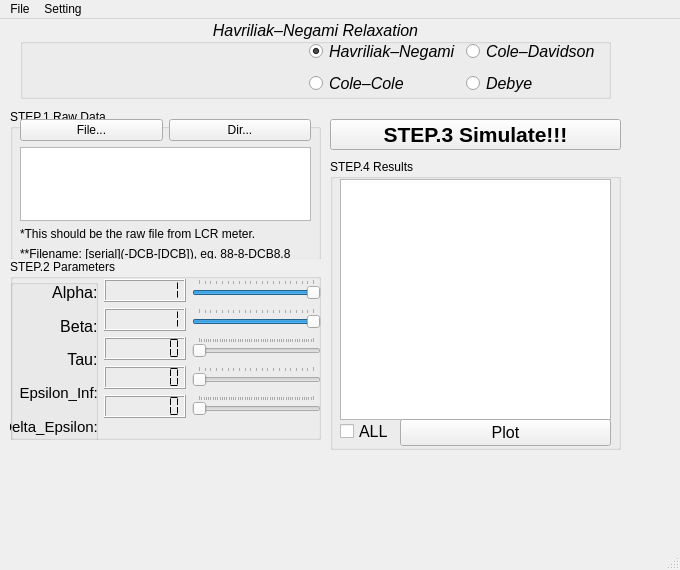
Old version of the form app/ui/simulator_ui.ui in the repository obliviousgarden/DataProcessingPlatform.
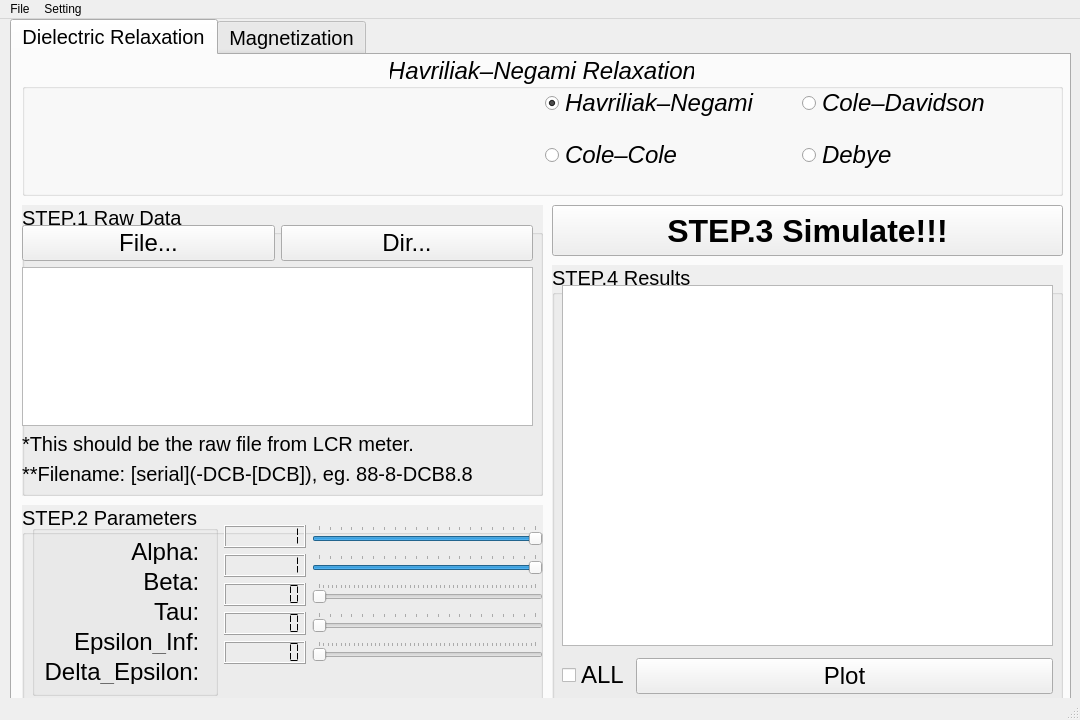
New version of the form. Icons and pictures are not drawn.

What changed in the file:
```diff
--- a/app/ui/simulator_ui.ui
+++ b/app/ui/simulator_ui.ui
@@ -6,8 +6,8 @@
    <rect>
     <x>0</x>
     <y>0</y>
-    <width>680</width>
-    <height>570</height>
+    <width>1080</width>
+    <height>720</height>
    </rect>
   </property>
   <property name="sizePolicy">
@@ -21,6 +21,7 @@
     <weight>50</weight>
     <italic>false</italic>
     <bold>false</bold>
+    <stylestrategy>PreferDefault</stylestrategy>
    </font>
   </property>
   <property name="windowTitle">
@@ -37,84 +38,77 @@
    <bool>true</bool>
   </property>
   <widget class="QWidget" name="centralwidget">
-   <widget class="QGroupBox" name="GroupBox_step1">
+   <widget class="QTabWidget" name="tabWidget">
     <property name="geometry">
      <rect>
       <x>10</x>
-      <y>90</y>
-      <width>311</width>
-      <height>151</height>
+      <y>0</y>
+      <width>1061</width>
+      <height>681</height>
      </rect>
     </property>
-    <property name="autoFillBackground">
-     <bool>true</bool>
+    <property name="font">
+     <font>
+      <pointsize>15</pointsize>
+      <stylestrategy>PreferDefault</stylestrategy>
+     </font>
     </property>
-    <property name="title">
-     <string>STEP.1 Raw Data</string>
+    <property name="currentIndex">
+     <number>0</number>
     </property>
-    <widget class="QWidget" name="verticalLayoutWidget">
+    <widget class="QWidget" name="tabDielectric">
+     <attribute name="title">
+      <string>Dielectric Relaxation</string>
+     </attribute>
+     <widget class="QPushButton" name="PushButton_simulate">
      <property name="geometry">
       <rect>
-       <x>10</x>
-       <y>10</y>
-       <width>291</width>
-       <height>142</height>
-      </rect>
-     </property>
-     <layout class="QVBoxLayout" name="Layout_step1">
-      <item>
-       <layout class="QHBoxLayout" name="Layout_step1_file">
-        <item>
-         <widget class="QPushButton" name="PushButton_file">
-          <property name="cursor">
-           <cursorShape>PointingHandCursor</cursorShape>
-          </property>
-          <property name="text">
-           <string>File...</string>
-          </property>
-         </widget>
-        </item>
-        <item>
-         <widget class="QPushButton" name="PushButton_dir">
+        <x>540</x>
+        <y>150</y>
+        <width>511</width>
+        <height>51</height>
+       </rect>
+      </property>
+      <property name="font">
+       <font>
+        <pointsize>24</pointsize>
+        <weight>75</weight>
+        <italic>false</italic>
+        <bold>true</bold>
+        <stylestrategy>PreferDefault</stylestrategy>
+       </font>
+      </property>
           <property name="cursor">
            <cursorShape>PointingHandCursor</cursorShape>
           </property>
           <property name="text">
-           <string>Dir...</string>
-          </property>
-         </widget>
-        </item>
-       </layout>
-      </item>
-      <item>
-       <widget class="QListView" name="ListView_file"/>
-      </item>
-      <item>
-       <widget class="QLabel" name="Label_step1_1">
-        <property name="text">
-         <string>*This should be the raw file from LCR meter.</string>
-        </property>
-       </widget>
-      </item>
-      <item>
-       <widget class="QLabel" name="Label_step1_2">
-        <property name="text">
-         <string>**Filename: [serial](-DCB-[DCB]), eg. 88-8-DCB8.8</string>
-        </property>
-       </widget>
-      </item>
-     </layout>
-    </widget>
+       <string>STEP.3 Simulate!!!</string>
+      </property>
+      <property name="autoDefault">
+       <bool>false</bool>
+      </property>
+      <property name="default">
+       <bool>false</bool>
+      </property>
+      <property name="flat">
+       <bool>false</bool>
+      </property>
    </widget>
    <widget class="QGroupBox" name="GroupBox_step2">
     <property name="geometry">
      <rect>
       <x>10</x>
-      <y>240</y>
-      <width>311</width>
-      <height>181</height>
-     </rect>
-    </property>
+        <y>450</y>
+        <width>521</width>
+        <height>201</height>
+       </rect>
+      </property>
+      <property name="font">
+       <font>
+        <pointsize>15</pointsize>
+        <stylestrategy>PreferDefault</stylestrategy>
+       </font>
+      </property>
     <property name="autoFillBackground">
      <bool>true</bool>
     </property>
@@ -124,10 +118,10 @@
     <widget class="QWidget" name="formLayoutWidget">
      <property name="geometry">
       <rect>
-       <x>0</x>
+         <x>10</x>
        <y>20</y>
-       <width>311</width>
-       <height>163</height>
+         <width>511</width>
+         <height>171</height>
       </rect>
      </property>
      <layout class="QFormLayout" name="Layout_step2">
@@ -157,24 +151,21 @@
         <property name="checkable">
          <bool>false</bool>
         </property>
-        <widget class="QWidget" name="verticalLayoutWidget_2">
-         <property name="geometry">
-          <rect>
-           <x>0</x>
-           <y>0</y>
-           <width>92</width>
-           <height>161</height>
-          </rect>
-         </property>
+          <layout class="QVBoxLayout" name="verticalLayout">
+           <item>
          <layout class="QVBoxLayout" name="Layout_step2_left">
+             <property name="sizeConstraint">
+              <enum>QLayout::SetDefaultConstraint</enum>
+             </property>
           <item>
            <widget class="QLabel" name="Label_alpha">
             <property name="font">
              <font>
-              <pointsize>12</pointsize>
+                 <pointsize>18</pointsize>
               <weight>50</weight>
               <italic>false</italic>
               <bold>false</bold>
+                 <stylestrategy>PreferDefault</stylestrategy>
              </font>
             </property>
             <property name="text">
@@ -189,10 +180,11 @@
            <widget class="QLabel" name="Label_beta">
             <property name="font">
              <font>
-              <pointsize>12</pointsize>
+                 <pointsize>18</pointsize>
               <weight>50</weight>
               <italic>false</italic>
               <bold>false</bold>
+                 <stylestrategy>PreferDefault</stylestrategy>
              </font>
             </property>
             <property name="text">
@@ -207,10 +199,11 @@
            <widget class="QLabel" name="Label_tau">
             <property name="font">
              <font>
-              <pointsize>12</pointsize>
+                 <pointsize>18</pointsize>
               <weight>50</weight>
               <italic>false</italic>
               <bold>false</bold>
+                 <stylestrategy>PreferDefault</stylestrategy>
              </font>
             </property>
             <property name="text">
@@ -225,10 +218,11 @@
            <widget class="QLabel" name="Label_epsiloninf">
             <property name="font">
              <font>
-              <pointsize>11</pointsize>
+                 <pointsize>18</pointsize>
               <weight>50</weight>
               <italic>false</italic>
               <bold>false</bold>
+                 <stylestrategy>PreferDefault</stylestrategy>
              </font>
             </property>
             <property name="text">
@@ -243,10 +237,11 @@
            <widget class="QLabel" name="Label_deltaepsilon">
             <property name="font">
              <font>
-              <pointsize>11</pointsize>
+                 <pointsize>18</pointsize>
               <weight>50</weight>
               <italic>false</italic>
               <bold>false</bold>
+                 <stylestrategy>PreferDefault</stylestrategy>
              </font>
             </property>
             <property name="text">
@@ -258,7 +253,8 @@
            </widget>
           </item>
          </layout>
-        </widget>
+           </item>
+          </layout>
        </widget>
       </item>
       <item row="0" column="1">
@@ -276,6 +272,7 @@
             <pointsize>9</pointsize>
             <weight>50</weight>
             <bold>false</bold>
+              <stylestrategy>PreferDefault</stylestrategy>
            </font>
           </property>
           <property name="smallDecimalPoint">
@@ -300,6 +297,7 @@
           <property name="font">
            <font>
             <pointsize>9</pointsize>
+              <stylestrategy>PreferDefault</stylestrategy>
            </font>
           </property>
           <property name="digitCount">
@@ -346,6 +344,7 @@
           <property name="font">
            <font>
             <pointsize>9</pointsize>
+              <stylestrategy>PreferDefault</stylestrategy>
            </font>
           </property>
           <property name="smallDecimalPoint">
@@ -395,6 +394,7 @@
           <property name="font">
            <font>
             <pointsize>9</pointsize>
+              <stylestrategy>PreferDefault</stylestrategy>
            </font>
           </property>
           <property name="digitCount">
@@ -432,6 +432,7 @@
           <property name="font">
            <font>
             <pointsize>9</pointsize>
+              <stylestrategy>PreferDefault</stylestrategy>
            </font>
           </property>
           <property name="digitCount">
@@ -497,48 +498,21 @@
      </layout>
     </widget>
    </widget>
-   <widget class="QPushButton" name="PushButton_simulate">
-    <property name="geometry">
-     <rect>
-      <x>330</x>
-      <y>100</y>
-      <width>291</width>
-      <height>31</height>
-     </rect>
-    </property>
-    <property name="font">
-     <font>
-      <pointsize>16</pointsize>
-      <weight>75</weight>
-      <italic>false</italic>
-      <bold>true</bold>
-     </font>
-    </property>
-    <property name="cursor">
-     <cursorShape>PointingHandCursor</cursorShape>
-    </property>
-    <property name="text">
-     <string>STEP.3 Simulate!!!</string>
-    </property>
-    <property name="autoDefault">
-     <bool>false</bool>
-    </property>
-    <property name="default">
-     <bool>false</bool>
-    </property>
-    <property name="flat">
-     <bool>false</bool>
-    </property>
-   </widget>
    <widget class="QGroupBox" name="GroupBox_step4">
     <property name="geometry">
      <rect>
-      <x>330</x>
-      <y>140</y>
-      <width>291</width>
-      <height>291</height>
-     </rect>
-    </property>
+        <x>540</x>
+        <y>210</y>
+        <width>511</width>
+        <height>441</height>
+       </rect>
+      </property>
+      <property name="font">
+       <font>
+        <pointsize>15</pointsize>
+        <stylestrategy>PreferDefault</stylestrategy>
+       </font>
+      </property>
     <property name="autoFillBackground">
      <bool>true</bool>
     </property>
@@ -550,8 +524,8 @@
       <rect>
        <x>10</x>
        <y>20</y>
-       <width>271</width>
-       <height>241</height>
+         <width>491</width>
+         <height>361</height>
       </rect>
      </property>
     </widget>
@@ -559,17 +533,21 @@
      <property name="geometry">
       <rect>
        <x>10</x>
-       <y>260</y>
-       <width>271</width>
-       <height>31</height>
+         <y>390</y>
+         <width>491</width>
+         <height>41</height>
       </rect>
      </property>
      <layout class="QFormLayout" name="formLayout">
+        <property name="formAlignment">
+         <set>Qt::AlignCenter</set>
+        </property>
       <item row="0" column="0">
        <widget class="QCheckBox" name="CheckBox_All">
         <property name="font">
          <font>
-          <pointsize>12</pointsize>
+            <pointsize>18</pointsize>
+            <stylestrategy>PreferDefault</stylestrategy>
          </font>
         </property>
         <property name="text">
@@ -581,7 +559,8 @@
        <widget class="QPushButton" name="PushButton_plot">
         <property name="font">
          <font>
-          <pointsize>12</pointsize>
+            <pointsize>18</pointsize>
+            <stylestrategy>PreferDefault</stylestrategy>
          </font>
         </property>
         <property name="cursor">
@@ -595,13 +574,100 @@
      </layout>
     </widget>
    </widget>
+     <widget class="QGroupBox" name="GroupBox_step1">
+      <property name="geometry">
+       <rect>
+        <x>10</x>
+        <y>150</y>
+        <width>521</width>
+        <height>291</height>
+       </rect>
+      </property>
+      <property name="font">
+       <font>
+        <pointsize>15</pointsize>
+        <stylestrategy>PreferDefault</stylestrategy>
+       </font>
+      </property>
+      <property name="autoFillBackground">
+       <bool>true</bool>
+      </property>
+      <property name="title">
+       <string>STEP.1 Raw Data</string>
+      </property>
+      <widget class="QWidget" name="verticalLayoutWidget">
+       <property name="geometry">
+        <rect>
+         <x>0</x>
+         <y>20</y>
+         <width>511</width>
+         <height>261</height>
+        </rect>
+       </property>
+       <layout class="QVBoxLayout" name="Layout_step1">
+        <item>
+         <layout class="QHBoxLayout" name="Layout_step1_file">
+          <item>
+           <widget class="QPushButton" name="PushButton_file">
+            <property name="font">
+             <font>
+              <pointsize>18</pointsize>
+              <stylestrategy>PreferDefault</stylestrategy>
+             </font>
+            </property>
+            <property name="cursor">
+             <cursorShape>PointingHandCursor</cursorShape>
+            </property>
+            <property name="text">
+             <string>File...</string>
+            </property>
+           </widget>
+          </item>
+          <item>
+           <widget class="QPushButton" name="PushButton_dir">
+            <property name="font">
+             <font>
+              <pointsize>18</pointsize>
+              <stylestrategy>PreferDefault</stylestrategy>
+             </font>
+            </property>
+            <property name="cursor">
+             <cursorShape>PointingHandCursor</cursorShape>
+            </property>
+            <property name="text">
+             <string>Dir...</string>
+            </property>
+           </widget>
+          </item>
+         </layout>
+        </item>
+        <item>
+         <widget class="QListView" name="ListView_file"/>
+        </item>
+        <item>
+         <widget class="QLabel" name="Label_step1_1">
+          <property name="text">
+           <string>*This should be the raw file from LCR meter.</string>
+          </property>
+         </widget>
+        </item>
+        <item>
+         <widget class="QLabel" name="Label_step1_2">
+          <property name="text">
+           <string>**Filename: [serial](-DCB-[DCB]), eg. 88-8-DCB8.8</string>
+          </property>
+         </widget>
+        </item>
+       </layout>
+      </widget>
+     </widget>
    <widget class="QGroupBox" name="GroupBox_title">
     <property name="geometry">
      <rect>
-      <x>20</x>
+        <x>10</x>
       <y>0</y>
-      <width>591</width>
-      <height>80</height>
+        <width>1041</width>
+        <height>141</height>
      </rect>
     </property>
     <property name="sizePolicy">
@@ -612,10 +678,11 @@
     </property>
     <property name="font">
      <font>
-      <pointsize>12</pointsize>
+        <pointsize>18</pointsize>
       <weight>50</weight>
       <italic>true</italic>
       <bold>false</bold>
+        <stylestrategy>PreferDefault</stylestrategy>
      </font>
     </property>
     <property name="styleSheet">
@@ -632,8 +699,8 @@
       <rect>
        <x>9</x>
        <y>19</y>
-       <width>571</width>
-       <height>61</height>
+         <width>1021</width>
+         <height>111</height>
       </rect>
      </property>
      <layout class="QHBoxLayout" name="Layout_title">
@@ -686,12 +753,19 @@
     </widget>
    </widget>
   </widget>
+    <widget class="QWidget" name="tabMagnetization">
+     <attribute name="title">
+      <string>Magnetization</string>
+     </attribute>
+    </widget>
+   </widget>
+  </widget>
   <widget class="QMenuBar" name="menubar">
    <property name="geometry">
     <rect>
      <x>0</x>
      <y>0</y>
-     <width>680</width>
+     <width>1080</width>
      <height>23</height>
     </rect>
    </property>
```
Left out of the diff: 2 changed lines with no effect on the pictures. Lines whose indentation alone changed are shown as unchanged.
